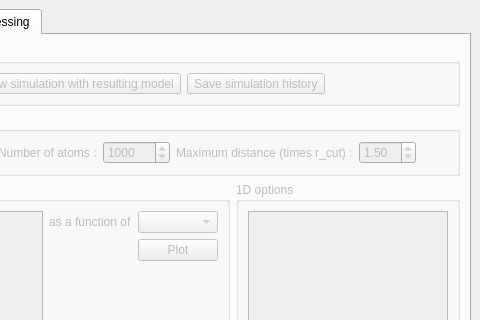
open-moldyn/moldyn, file moldyn/ui/qt/mainwindow.ui: the form before one commit; both pictures show x 188 to 668 and y 0 to 320 of the 668 by 701 pixel window.
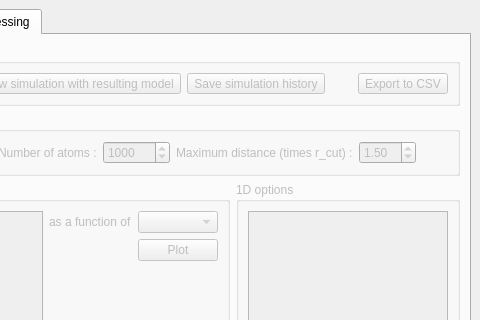
The form after the commit. The open tabs and pages were chosen to show the change.

Commit message: export CSV

```diff
--- a/moldyn/ui/qt/mainwindow.ui
+++ b/moldyn/ui/qt/mainwindow.ui
@@ -428,6 +428,13 @@
              </property>
             </widget>
            </item>
+           <item row="0" column="4">
+            <widget class="QToolButton" name="exportBtn">
+             <property name="text">
+              <string>Export to CSV</string>
+             </property>
+            </widget>
+           </item>
           </layout>
          </widget>
         </item>
```
The commit also changes 2 other files.
